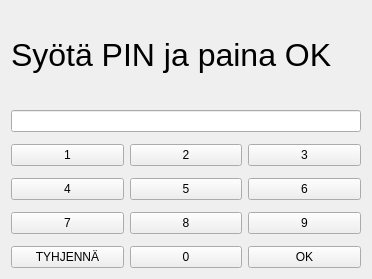
Qt form bankautomat/tunnusluku.ui (bank-2022/group15) before a commit.
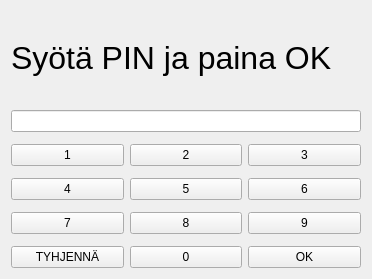
The same form after that commit.

```diff
--- a/bankautomat/tunnusluku.ui
+++ b/bankautomat/tunnusluku.ui
@@ -17,7 +17,7 @@
    <string notr="true"/>
   </property>
   <layout class="QGridLayout" name="gridLayout">
-   <item row="0" column="0">
+   <item row="1" column="0">
     <layout class="QGridLayout" name="gridLayout_2">
      <property name="sizeConstraint">
       <enum>QLayout::SetMaximumSize</enum>
@@ -112,7 +112,9 @@
        </property>
       </widget>
      </item>
-     <item row="0" column="0" colspan="3">
+    </layout>
+   </item>
+   <item row="0" column="0">
       <widget class="QLabel" name="label">
        <property name="font">
         <font>
@@ -124,8 +126,6 @@
         <string>Syötä PIN ja paina OK</string>
        </property>
       </widget>
-     </item>
-    </layout>
    </item>
   </layout>
  </widget>
```
Lines whose indentation alone changed are shown as unchanged.
